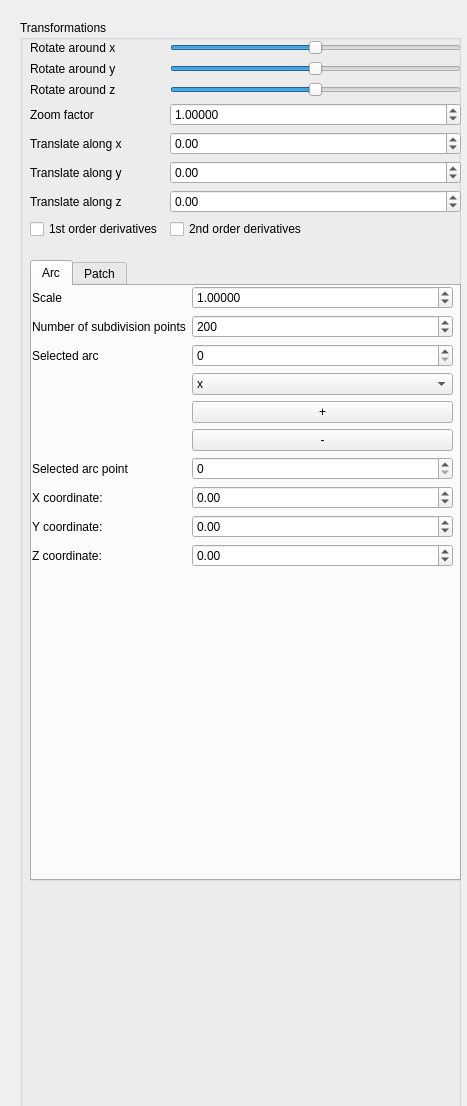
This is QtFramework/GUI/SideWidget.ui in FazakasAbel/grafikaProjekt2022 as Qt 5 draws it before an edit. The edited form follows.
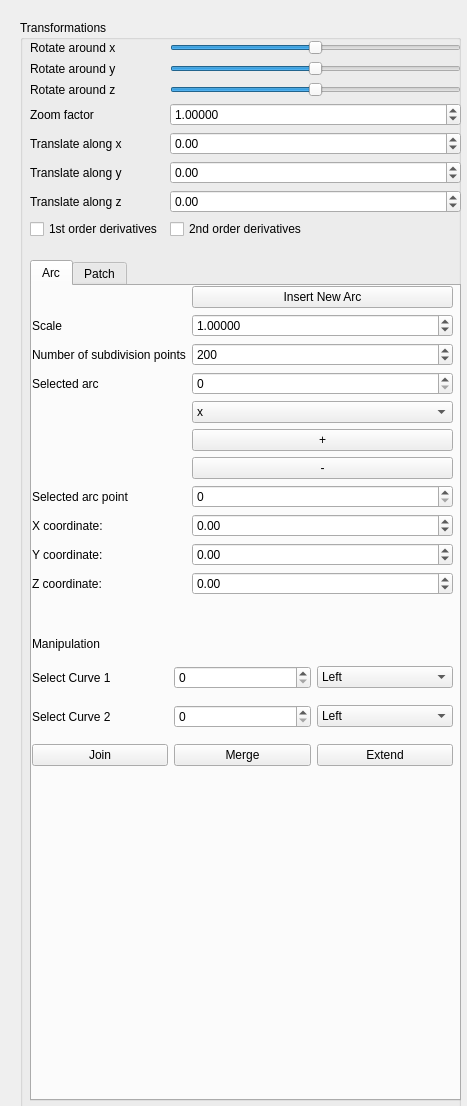
This is the edited form. The open tabs and pages were chosen to show the change.

Commit message: Arc manipulation GUI done

Diff of the .ui file:
```diff
--- a/QtFramework/GUI/SideWidget.ui
+++ b/QtFramework/GUI/SideWidget.ui
@@ -248,7 +248,7 @@
       <x>10</x>
       <y>240</y>
       <width>431</width>
-      <height>621</height>
+      <height>841</height>
      </rect>
     </property>
     <property name="currentIndex">
@@ -264,18 +264,18 @@
         <x>0</x>
         <y>0</y>
         <width>421</width>
-        <height>361</height>
+        <height>341</height>
        </rect>
       </property>
       <layout class="QFormLayout" name="formLayout_2">
-       <item row="0" column="0">
+       <item row="2" column="0">
         <widget class="QLabel" name="label_8">
          <property name="text">
           <string>Scale</string>
          </property>
         </widget>
        </item>
-       <item row="0" column="1">
+       <item row="2" column="1">
         <widget class="QDoubleSpinBox" name="scale">
          <property name="toolTip">
           <string/>
@@ -297,14 +297,14 @@
          </property>
         </widget>
        </item>
-       <item row="1" column="0">
+       <item row="3" column="0">
         <widget class="QLabel" name="NumberOfSubdivisionPointsLabel">
          <property name="text">
           <string>Number of subdivision points</string>
          </property>
         </widget>
        </item>
-       <item row="1" column="1">
+       <item row="3" column="1">
         <widget class="QSpinBox" name="set_div_points">
          <property name="minimum">
           <number>1</number>
@@ -317,14 +317,14 @@
          </property>
         </widget>
        </item>
-       <item row="2" column="0">
+       <item row="4" column="0">
         <widget class="QLabel" name="label_9">
          <property name="text">
           <string>Selected arc</string>
          </property>
         </widget>
        </item>
-       <item row="2" column="1">
+       <item row="4" column="1">
         <widget class="QSpinBox" name="arc_selector">
          <property name="minimum">
           <number>0</number>
@@ -337,7 +337,7 @@
          </property>
         </widget>
        </item>
-       <item row="3" column="1">
+       <item row="5" column="1">
         <widget class="QComboBox" name="direction_selector">
          <item>
           <property name="text">
@@ -356,28 +356,28 @@
          </item>
         </widget>
        </item>
-       <item row="4" column="1">
+       <item row="6" column="1">
         <widget class="QPushButton" name="plus">
          <property name="text">
           <string>+</string>
          </property>
         </widget>
        </item>
-       <item row="5" column="1">
+       <item row="7" column="1">
         <widget class="QPushButton" name="minus">
          <property name="text">
           <string>-</string>
          </property>
         </widget>
        </item>
-       <item row="6" column="0">
+       <item row="8" column="0">
         <widget class="QLabel" name="label_10">
          <property name="text">
           <string>Selected arc point</string>
          </property>
         </widget>
        </item>
-       <item row="6" column="1">
+       <item row="8" column="1">
         <widget class="QSpinBox" name="arc_point_selector">
          <property name="minimum">
           <number>0</number>
@@ -390,14 +390,14 @@
          </property>
         </widget>
        </item>
-       <item row="7" column="0">
+       <item row="9" column="0">
         <widget class="QLabel" name="selectedCurveLabel_3">
          <property name="text">
           <string>X coordinate:</string>
          </property>
         </widget>
        </item>
-       <item row="7" column="1">
+       <item row="9" column="1">
         <widget class="QDoubleSpinBox" name="x_selector">
          <property name="minimum">
           <double>-100.000000000000000</double>
@@ -410,14 +410,14 @@
          </property>
         </widget>
        </item>
-       <item row="8" column="0">
+       <item row="10" column="0">
         <widget class="QLabel" name="selectedCurveLabel_4">
          <property name="text">
           <string>Y coordinate:</string>
          </property>
         </widget>
        </item>
-       <item row="8" column="1">
+       <item row="10" column="1">
         <widget class="QDoubleSpinBox" name="y_selector">
          <property name="minimum">
           <double>-100.000000000000000</double>
@@ -430,14 +430,14 @@
          </property>
         </widget>
        </item>
-       <item row="9" column="0">
+       <item row="11" column="0">
         <widget class="QLabel" name="selectedCurveLabel_5">
          <property name="text">
           <string>Z coordinate:</string>
          </property>
         </widget>
        </item>
-       <item row="9" column="1">
+       <item row="11" column="1">
         <widget class="QDoubleSpinBox" name="z_selector">
          <property name="minimum">
           <double>-100.000000000000000</double>
@@ -450,8 +450,117 @@
          </property>
         </widget>
        </item>
+       <item row="0" column="1">
+        <widget class="QPushButton" name="pushButton_insert">
+         <property name="text">
+          <string>Insert New Arc</string>
+         </property>
+        </widget>
+       </item>
       </layout>
      </widget>
+     <widget class="QWidget" name="gridLayoutWidget">
+      <property name="geometry">
+       <rect>
+        <x>0</x>
+        <y>370</y>
+        <width>421</width>
+        <height>121</height>
+       </rect>
+      </property>
+      <layout class="QGridLayout" name="gridLayout" columnstretch="0,0,0">
+       <item row="2" column="1">
+        <widget class="QPushButton" name="pushButton_merge">
+         <property name="text">
+          <string>Merge</string>
+         </property>
+        </widget>
+       </item>
+       <item row="1" column="0">
+        <widget class="QLabel" name="label_19">
+         <property name="text">
+          <string>Select Curve 2</string>
+         </property>
+        </widget>
+       </item>
+       <item row="0" column="0">
+        <widget class="QLabel" name="label_18">
+         <property name="text">
+          <string>Select Curve 1</string>
+         </property>
+        </widget>
+       </item>
+       <item row="0" column="1">
+        <widget class="QSpinBox" name="spinBox_curve1">
+         <property name="maximum">
+          <number>50</number>
+         </property>
+        </widget>
+       </item>
+       <item row="1" column="1">
+        <widget class="QSpinBox" name="spinBox_curve2">
+         <property name="maximum">
+          <number>50</number>
+         </property>
+        </widget>
+       </item>
+       <item row="0" column="2">
+        <widget class="QComboBox" name="comboBox_curve1_direction">
+         <item>
+          <property name="text">
+           <string>Left</string>
+          </property>
+         </item>
+         <item>
+          <property name="text">
+           <string>Right</string>
+          </property>
+         </item>
+        </widget>
+       </item>
+       <item row="1" column="2">
+        <widget class="QComboBox" name="comboBox_curve2_direction">
+         <item>
+          <property name="text">
+           <string>Left</string>
+          </property>
+         </item>
+         <item>
+          <property name="text">
+           <string>Right</string>
+          </property>
+         </item>
+        </widget>
+       </item>
+       <item row="2" column="0">
+        <widget class="QPushButton" name="pushButton_join">
+         <property name="text">
+          <string>Join</string>
+         </property>
+        </widget>
+       </item>
+       <item row="2" column="2">
+        <widget class="QPushButton" name="pushButton_extend">
+         <property name="text">
+          <string>Extend</string>
+         </property>
+        </widget>
+       </item>
+      </layout>
+     </widget>
+     <widget class="QLabel" name="label_17">
+      <property name="geometry">
+       <rect>
+        <x>0</x>
+        <y>350</y>
+        <width>91</width>
+        <height>16</height>
+       </rect>
+      </property>
+      <property name="text">
+       <string>Manipulation</string>
+      </property>
+     </widget>
     </widget>
     <widget class="QWidget" name="tab_2">
      <attribute name="title">
```
Left out of the diff: 2 changed lines with no effect on the pictures. The commit also changes 3 other files.
